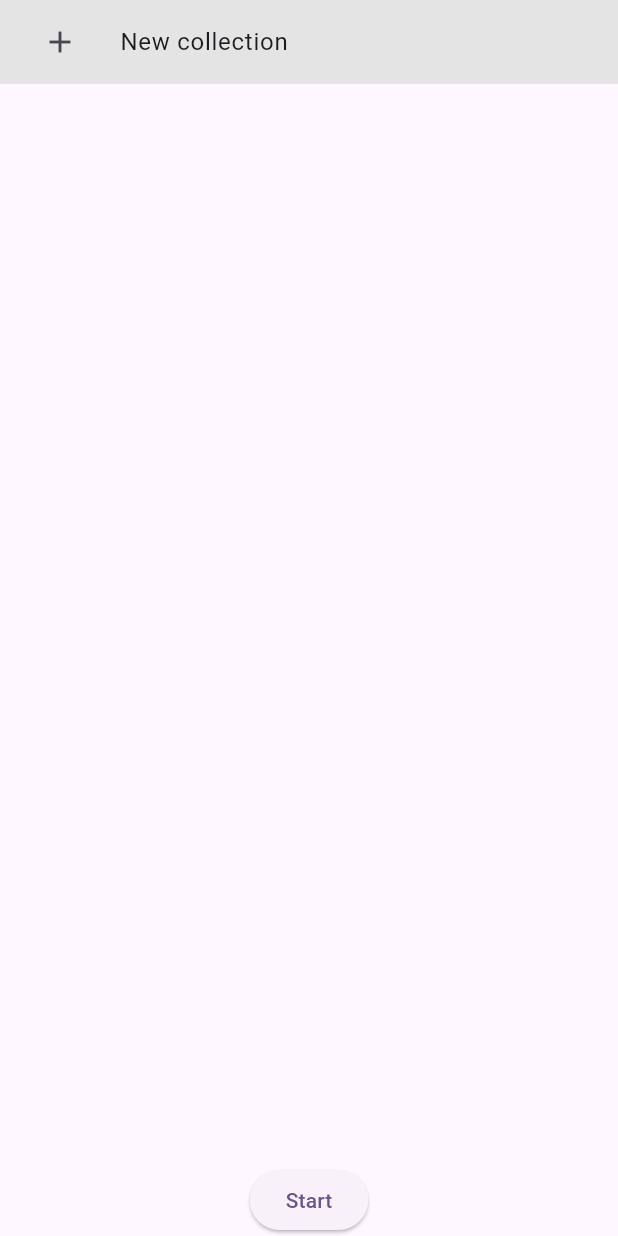
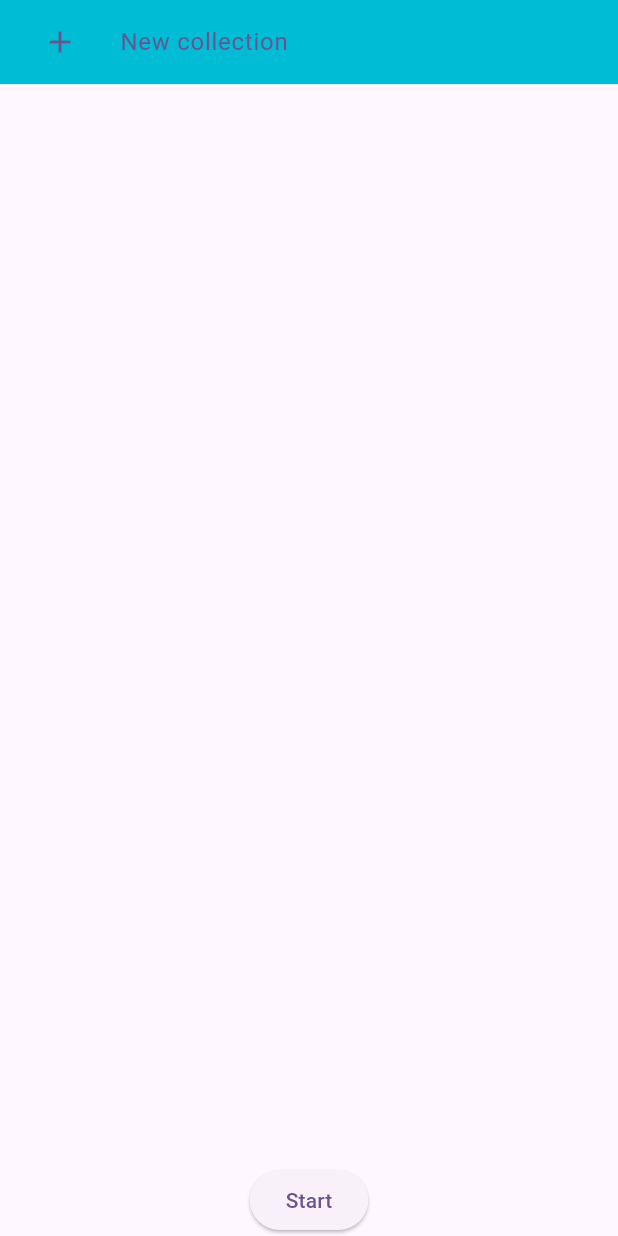
Before and after one commit to CyanEbi/Slideshower, a Flutter app: the screen it shows after launch, after a tap on the "add" icon, on a phone screen of 412 x 824 dp. Run offline on Flutter 3.47's test engine with Material 3 defaults, Android fonts, the phone set to English and light mode, and no system bars; our stand-ins replace file_picker; missing offline and left inert: media_kit, media_kit_video.

Commit message:
Small changes

```diff
--- a/lib/collection_selector_page.dart
+++ b/lib/collection_selector_page.dart
@@ -15,6 +15,7 @@ class CollectionSelectorPage extends StatefulWidget {
 }
 
 class _CollectionSelectorPageState extends State<CollectionSelectorPage> {
+  late String dataPath;
   List<dynamic> collections = [];
   int selectedIndex = 0;
 
@@ -25,9 +26,9 @@ class _CollectionSelectorPageState extends State<CollectionSelectorPage> {
   }
 
   void fetchCollections() async {
-    print(await getApplicationSupportDirectory());
     final dataDir = await getApplicationSupportDirectory();
-    File file = File('${dataDir.path}/imageviewercollections.json');
+    dataPath = '${dataDir.path}/imageviewercollections.json';
+    File file = File(dataPath);
     final contents = await file.readAsString();
     setState(() {
       collections = json.decode(contents) as List<dynamic>;
@@ -60,6 +61,7 @@ class _CollectionSelectorPageState extends State<CollectionSelectorPage> {
                 if (index == collections.length) {
                   return ListTile(
                     title: const Text("New collection"),
+                    selectedTileColor: Colors.cyan,
                     tileColor: const Color.fromARGB(255, 228, 228, 228),
                     leading: IconButton(
                       icon: const Icon(Icons.add),
@@ -67,6 +69,10 @@ class _CollectionSelectorPageState extends State<CollectionSelectorPage> {
                         print('New'); //TODO: Add functionality
                       },
                     ),
+                    selected: index == selectedIndex,
+                    onTap: () {
+                      print('New'); //TODO: Add functionality
+                    },
                   );
                 }
                 return ListTile(
@@ -76,6 +82,9 @@ class _CollectionSelectorPageState extends State<CollectionSelectorPage> {
                   leading: IconButton(
                     icon: const Icon(Icons.edit),
                     onPressed: () {
+                      setState(() {
+                        selectedIndex = index;
+                      });
                       print('Edit'); //TODO: Add functionality
                     },
                   ),
--- a/lib/main.dart
+++ b/lib/main.dart
@@ -2,6 +2,9 @@ import 'package:flutter/material.dart';
 import 'package:image_viewer/collection_selector_page.dart';
 import 'package:media_kit/media_kit.dart';
 
+//TODO: Rename to SliderShower
+//TODO: Keyboard shortcuts
+//TODO: Auto-next
 //TODO: Prettify collection selector screen
 //TODO: Properly define JSON typing if possible
 //TODO: Properly handle if _mediaList turns out empty
```
